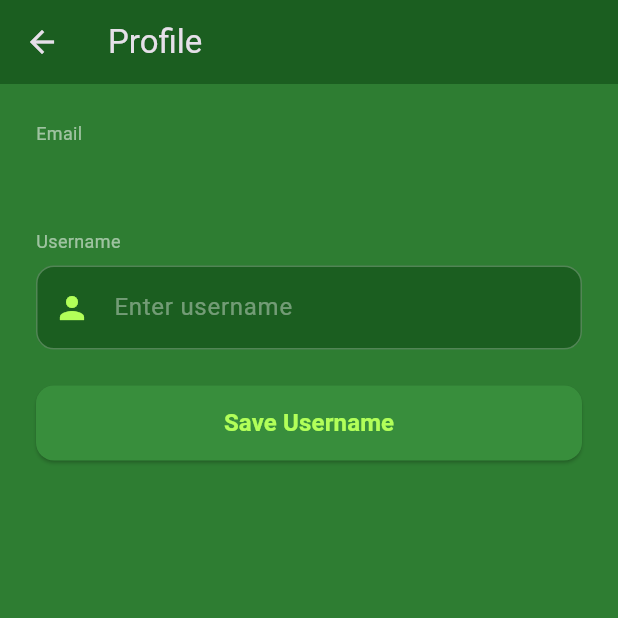
After one commit to OliverDAvino/AppDev2FinalProject, a Flutter app: the screen it shows once a user with an empty profile is signed in, after a tap on "Profile", on a phone screen of 412 x 824 dp, the top half of it. The commit adds this screen. Run offline on Flutter 3.47's test engine with Material 3 defaults, Android fonts, the phone set to English and light mode, and no system bars; our stand-ins replace cloud_firestore, firebase_auth, firebase_core; missing offline and left inert: flame; accounts and stored records are empty.

Commit message:
leaderboard, profile and username added

```diff
--- /dev/null
+++ b/blueprint/lib/firebase/user_service.dart
@@ -0,0 +1,51 @@
+import 'package:cloud_firestore/cloud_firestore.dart';
+import 'package:flutter/foundation.dart';
+
+class UserService {
+  final _db = FirebaseFirestore.instance;
+
+  // In-memory cache so saves don't re-fetch from Firestore every 30 seconds.
+  final Map<String, String> _usernameCache = {};
+
+  DocumentReference _userDoc(String email) => _db.collection('users').doc(email);
+  DocumentReference _usernameDoc(String username) =>
+      _db.collection('usernames').doc(username.toLowerCase());
+
+  Future<String?> getUsername(String email) async {
+    if (_usernameCache.containsKey(email)) return _usernameCache[email];
+    try {
+      final snap = await _userDoc(email).get();
+      if (!snap.exists) return null;
+      final username = (snap.data() as Map<String, dynamic>?)?['username'] as String?;
+      if (username != null) _usernameCache[email] = username;
+      return username;
+    } catch (e) {
+      debugPrint('getUsername error: $e');
+      return null;
+    }
+  }
+
+  Future<bool> isUsernameTaken(String username) async {
+    final snap = await _usernameDoc(username).get();
+    return snap.exists;
+  }
+
+  /// Creates the username reservation and user profile atomically.
+  Future<void> createUsername(String email, String username) async {
+    final batch = _db.batch();
+    batch.set(_usernameDoc(username), {'email': email});
+    batch.set(_userDoc(email), {'username': username}, SetOptions(merge: true));
+    await batch.commit();
+    _usernameCache[email] = username;
+  }
+
+  /// Changes username: removes old reservation, creates new one atomically.
+  Future<void> updateUsername(String email, String oldUsername, String newUsername) async {
+    final batch = _db.batch();
+    batch.delete(_usernameDoc(oldUsername));
+    batch.set(_usernameDoc(newUsername), {'email': email});
+    batch.set(_userDoc(email), {'username': newUsername}, SetOptions(merge: true));
+    await batch.commit();
+    _usernameCache[email] = newUsername;
+  }
+}
--- a/blueprint/lib/pages/login_register_page.dart
+++ b/blueprint/lib/pages/login_register_page.dart
@@ -2,8 +2,8 @@ import 'package:flutter/material.dart';
 import 'package:firebase_auth/firebase_auth.dart';
 import 'two_factor.dart';
 import '../services/email_2fa_service.dart';
-
 import '../auth.dart';
+import '../firebase/user_service.dart';
 import '../screens/main_menu_screen.dart';
 
 class LoginPage extends StatefulWidget {
@@ -24,12 +24,15 @@ class _LoginPageState extends State<LoginPage> {
   final TextEditingController controllerEmail = TextEditingController();
   final TextEditingController controllerPassword = TextEditingController();
   final TextEditingController controllerConfirmPassword = TextEditingController();
+  final TextEditingController controllerUsername = TextEditingController();
+  final _userService = UserService();
 
   @override
   void dispose() {
     controllerEmail.dispose();
     controllerPassword.dispose();
     controllerConfirmPassword.dispose();
+    controllerUsername.dispose();
     super.dispose();
   }
 
@@ -113,6 +116,22 @@ class _LoginPageState extends State<LoginPage> {
           ),
         );
       } else {
+        final username = controllerUsername.text.trim();
+
+        if (username.isEmpty) {
+          setState(() {
+            errorMessage = 'Please enter a username.';
+            loading = false;
+          });
+          return;
+        }
+        if (username.length < 3) {
+          setState(() {
+            errorMessage = 'Username must be at least 3 characters.';
+            loading = false;
+          });
+          return;
+        }
         if (controllerConfirmPassword.text.trim() != password) {
           setState(() {
             errorMessage = 'Passwords do not match.';
@@ -120,11 +139,22 @@ class _LoginPageState extends State<LoginPage> {
           });
           return;
         }
+
+        final taken = await _userService.isUsernameTaken(username);
+        if (taken) {
+          setState(() {
+            errorMessage = 'Username is already taken.';
+            loading = false;
+          });
+          return;
+        }
+
         await Auth().createUserWithEmailAndPassword(
           email: email,
           password: password,
         );
 
+        await _userService.createUsername(email, username);
         await FirebaseAuth.instance.signOut();
 
         if (!mounted) return;
@@ -134,6 +164,7 @@ class _LoginPageState extends State<LoginPage> {
           loading = false;
           errorMessage = 'Account created! Please log in now.';
           controllerPassword.clear();
+          controllerUsername.clear();
         });
 
         return;
@@ -307,6 +338,15 @@ class _LoginPageState extends State<LoginPage> {
                         ),
                       ),
                     ),
+                    const SizedBox(height: 16),
+                    TextField(
+                      controller: controllerUsername,
+                      style: const TextStyle(color: Colors.white),
+                      decoration: inputDecoration(
+                        label: 'Username',
+                        icon: Icons.person,
+                      ),
+                    ),
                   ],
 
                   if (errorMessage != null) ...[
--- a/blueprint/lib/screens/main_menu_screen.dart
+++ b/blueprint/lib/screens/main_menu_screen.dart
@@ -2,6 +2,8 @@ import 'package:flutter/material.dart';
 import 'package:flutter/services.dart';
 import 'package:firebase_auth/firebase_auth.dart';
 import 'game_screen.dart';
+import 'leaderboard_screen.dart';
+import 'profile_screen.dart';
 import 'settings_screen.dart';
 import '../auth.dart';
 import '../pages/login_register_page.dart';
@@ -46,6 +48,26 @@ class MainMenuScreen extends StatelessWidget {
                       MaterialPageRoute(builder: (_) => const GameScreen()),
                     ),
                   ),
+                  const SizedBox(height: 16),
+                  _MenuButton(
+                    label: 'Leaderboard',
+                    icon: Icons.leaderboard,
+                    color: Colors.amberAccent,
+                    onPressed: () => Navigator.of(context).push(
+                      MaterialPageRoute(builder: (_) => const LeaderboardScreen()),
+                    ),
+                  ),
+                  if (isLoggedIn) ...[
+                    const SizedBox(height: 16),
+                    _MenuButton(
+                      label: 'Profile',
+                      icon: Icons.person,
+                      color: Colors.lightBlueAccent,
+                      onPressed: () => Navigator.of(context).push(
+                        MaterialPageRoute(builder: (_) => const ProfileScreen()),
+                      ),
+                    ),
+                  ],
                   const SizedBox(height: 16),
                   if (isLoggedIn)
                     _MenuButton(
--- /dev/null
+++ b/blueprint/lib/screens/profile_screen.dart
@@ -0,0 +1,166 @@
+import 'package:flutter/material.dart';
+import 'package:firebase_auth/firebase_auth.dart';
+import '../firebase/user_service.dart';
+
+class ProfileScreen extends StatefulWidget {
+  const ProfileScreen({super.key});
+
+  @override
+  State<ProfileScreen> createState() => _ProfileScreenState();
+}
+
+class _ProfileScreenState extends State<ProfileScreen> {
+  final _userService = UserService();
+  final _controller = TextEditingController();
+  String? _currentUsername;
+  bool _loading = true;
+  bool _saving = false;
+  String? _errorMessage;
+  String? _successMessage;
+
+  @override
+  void initState() {
+    super.initState();
+    _loadUsername();
+  }
+
+  @override
+  void dispose() {
+    _controller.dispose();
+    super.dispose();
+  }
+
+  Future<void> _loadUsername() async {
+    final email = FirebaseAuth.instance.currentUser?.email;
+    if (email == null) return;
+    final username = await _userService.getUsername(email);
+    if (mounted) {
+      setState(() {
+        _currentUsername = username;
+        _controller.text = username ?? '';
+        _loading = false;
+      });
+    }
+  }
+
+  Future<void> _save() async {
+    final newUsername = _controller.text.trim();
+    final email = FirebaseAuth.instance.currentUser?.email;
+
+    if (email == null) return;
+    if (newUsername == _currentUsername) return;
+
+    if (newUsername.length < 3) {
+      setState(() => _errorMessage = 'Username must be at least 3 characters.');
+      return;
+    }
+
+    setState(() {
+      _saving = true;
+      _errorMessage = null;
+      _successMessage = null;
+    });
+
+    try {
+      final taken = await _userService.isUsernameTaken(newUsername)
+          .timeout(const Duration(seconds: 10));
+      if (taken) {
+        setState(() {
+          _errorMessage = 'Username is already taken.';
+          _saving = false;
+        });
+        return;
+      }
+
+      if (_currentUsername != null) {
+        await _userService.updateUsername(email, _currentUsername!, newUsername)
+            .timeout(const Duration(seconds: 10));
+      } else {
+        await _userService.createUsername(email, newUsername)
+            .timeout(const Duration(seconds: 10));
+      }
+      setState(() {
+        _currentUsername = newUsername;
+        _successMessage = 'Username updated!';
+        _saving = false;
+      });
+    } catch (e) {
+      setState(() {
+        _errorMessage = 'Could not connect to server. Check your connection and try again.';
+        _saving = false;
+      });
+    }
+  }
+
+  @override
+  Widget build(BuildContext context) {
+    final email = FirebaseAuth.instance.currentUser?.email ?? '';
+
+    return Scaffold(
+      appBar: AppBar(
+        title: const Text('Profile'),
+        backgroundColor: Colors.green.shade900,
+      ),
+      backgroundColor: Colors.green.shade800,
+      body: _loading
+          ? const Center(child: CircularProgressIndicator(color: Colors.lightGreenAccent))
+          : Padding(
+              padding: const EdgeInsets.all(24),
+              child: Column(
+                crossAxisAlignment: CrossAxisAlignment.start,
+                children: [
+                  const Text('Email', style: TextStyle(color: Colors.white54, fontSize: 12)),
+                  const SizedBox(height: 4),
+                  Text(email, style: const TextStyle(color: Colors.white, fontSize: 16)),
+                  const SizedBox(height: 28),
+                  const Text('Username', style: TextStyle(color: Colors.white54, fontSize: 12)),
+                  const SizedBox(height: 8),
+                  TextField(
+                    controller: _controller,
+                    style: const TextStyle(color: Colors.white),
+                    decoration: InputDecoration(
+                      hintText: 'Enter username',
+                      hintStyle: const TextStyle(color: Colors.white38),
+                      prefixIcon: const Icon(Icons.person, color: Colors.lightGreenAccent),
+                      filled: true,
+                      fillColor: Colors.green.shade900,
+                      enabledBorder: OutlineInputBorder(
+                        borderRadius: BorderRadius.circular(12),
+                        borderSide: const BorderSide(color: Colors.white24),
+                      ),
+                      focusedBorder: OutlineInputBorder(
+                        borderRadius: BorderRadius.circular(12),
+                        borderSide: const BorderSide(color: Colors.lightGreenAccent, width: 2),
+                      ),
+                    ),
+                  ),
+                  if (_errorMessage != null) ...[
+                    const SizedBox(height: 12),
+                    Text(_errorMessage!, style: const TextStyle(color: Colors.redAccent, fontWeight: FontWeight.bold)),
+                  ],
+                  if (_successMessage != null) ...[
+                    const SizedBox(height: 12),
+                    Text(_successMessage!, style: const TextStyle(color: Colors.lightGreenAccent, fontWeight: FontWeight.bold)),
+                  ],
+                  const SizedBox(height: 24),
+                  SizedBox(
+                    width: double.infinity,
+                    height: 50,
+                    child: ElevatedButton(
+                      onPressed: _saving ? null : _save,
+                      style: ElevatedButton.styleFrom(
+                        backgroundColor: Colors.green.shade700,
+                        foregroundColor: Colors.lightGreenAccent,
+                        shape: RoundedRectangleBorder(borderRadius: BorderRadius.circular(12)),
+                      ),
+                      child: _saving
+                          ? const CircularProgressIndicator(color: Colors.lightGreenAccent)
+                          : const Text('Save Username', style: TextStyle(fontSize: 16, fontWeight: FontWeight.bold)),
+                    ),
+                  ),
+                ],
+              ),
+            ),
+    );
+  }
+}
```
Also changed, not shown: blueprint/lib/firebase/save_service.dart (+17 -1 lines), blueprint/lib/screens/game_screen.dart (+12 -0 lines), blueprint/lib/screens/leaderboard_screen.dart (added, +84 -0 lines), blueprint/pubspec.lock.
